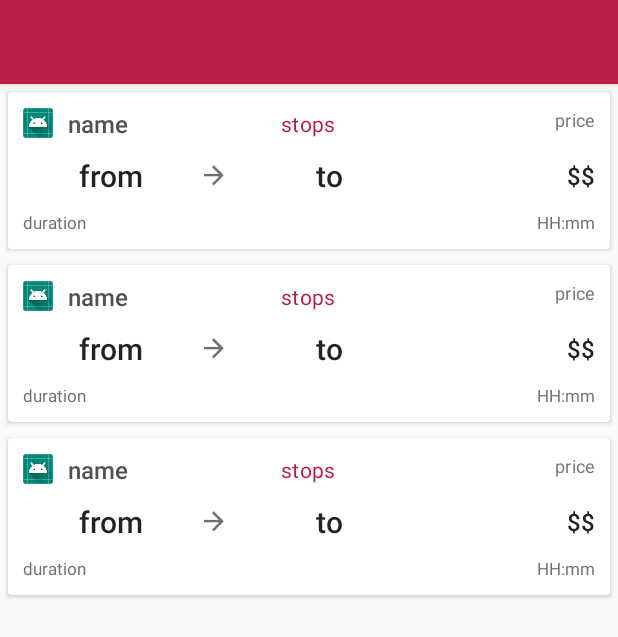
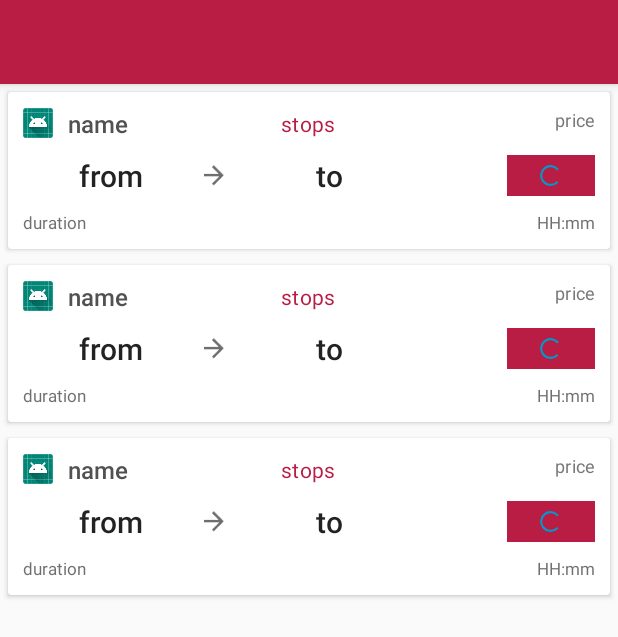
Before and after one commit to jimmyFlash/Rx-Flat-concat-map-kotlin, an Android app: the layout activity_main.xml on its own in the app's theme, with its tools: preview values and no code run, on a phone screen of 412 x 824 dp. Shown: the top 637 px of the screen. Run offline under Robolectric (Android 15) with nearby library versions, the phone set to English and light mode, and no system bars.

Commit message:
- update to android studio 3.3 gradle and kotlin 1.3 - minor UI update

```diff
--- a/app/src/main/res/layout/ticket_row.xml
+++ b/app/src/main/res/layout/ticket_row.xml
@@ -181,8 +181,10 @@
                                     app:layout_constraintStart_toStartOf="parent"
                                     app:layout_constraintTop_toTopOf="parent"
                                     android:background="@color/colorPrimary"
-                                    android:padding="10dp"
-                                    tools:visibility="gone"
+                                    android:padding="5dp"
+                                    android:indeterminateTintMode="src_atop"
+                                    android:indeterminateTint="@android:color/holo_blue_dark"
+
 
                             />
                         </RelativeLayout>
--- a/build.gradle
+++ b/build.gradle
@@ -7,7 +7,7 @@ buildscript {
         jcenter()
     }
     dependencies {
-        classpath 'com.android.tools.build:gradle:3.3.0'
+        classpath 'com.android.tools.build:gradle:3.3.1'
         classpath "org.jetbrains.kotlin:kotlin-gradle-plugin:$kotlin_version"
 
         // NOTE: Do not place your application dependencies here; they belong
```
